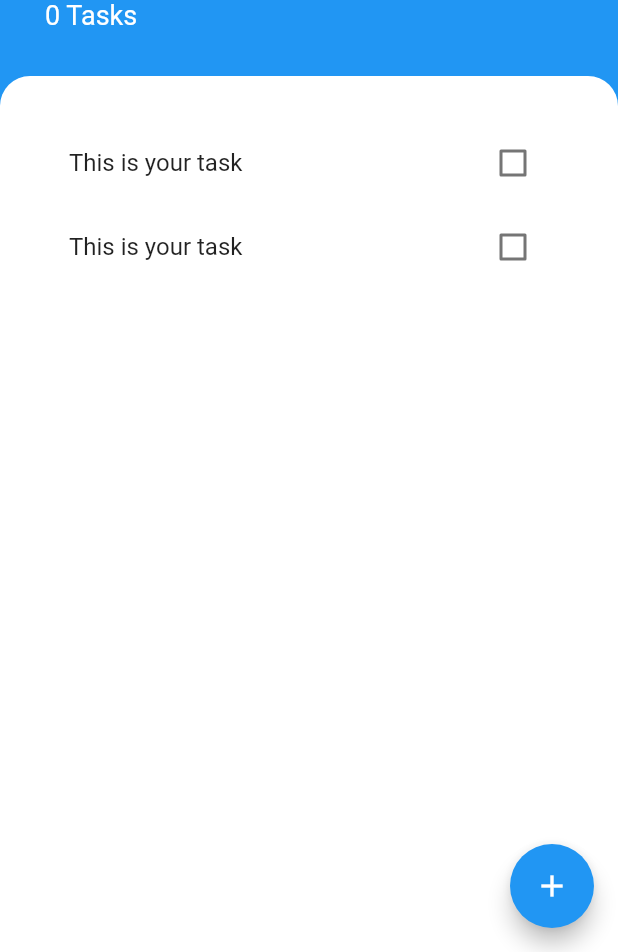
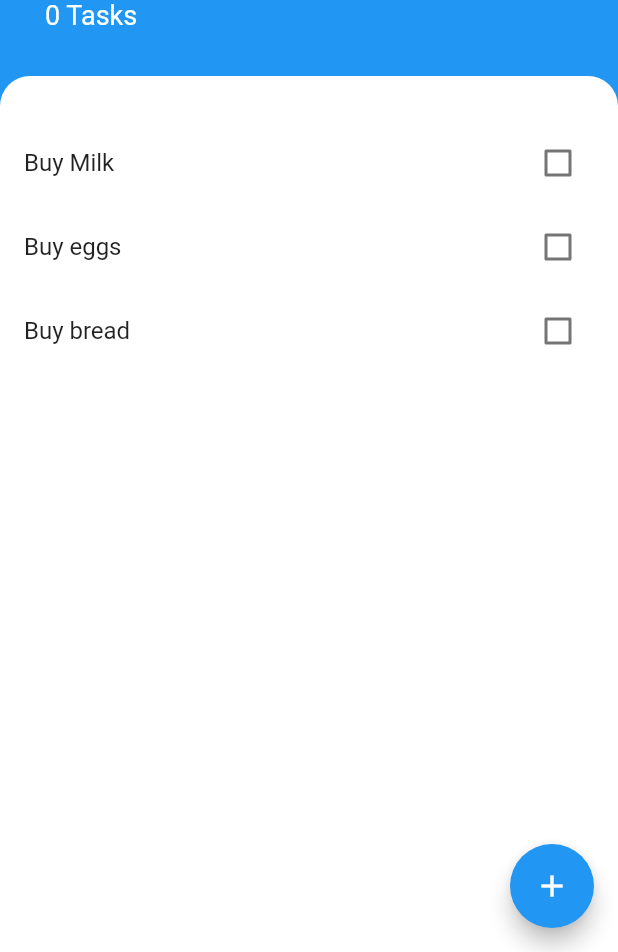
Before and after one commit to Sherry-jsp/todoey, a Flutter app: the screen it shows after launch, on a phone screen of 412 x 824 dp, the part 284-1236 px from its top. Run offline on Flutter 3.47's test engine with Material 2 defaults, Android fonts, the phone set to English and light mode, and no system bars.

Commit message:
Exploring  ListViewBuider

```diff
--- a/lib/models/task.dart
+++ b/lib/models/task.dart
@@ -1,8 +1,8 @@
 class Task {
-  final String? name;
-  late final bool isDone;
+  final String name;
+  bool isDone;
 
-  Task({this.name, this.isDone = false});
+  Task({required this.name,this.isDone = false});
 
   void toggleDone(){
     isDone = !isDone;
--- a/lib/widgets/taskList.dart
+++ b/lib/widgets/taskList.dart
@@ -3,22 +3,37 @@ import 'taskTile.dart';
 import 'package:todoey_app/models/task.dart';
 
 class TaskList extends StatefulWidget {
+  const TaskList({super.key});
+
   @override
   State<TaskList> createState() => _TaskListState();
 }
 
 class _TaskListState extends State<TaskList> {
-  List<Task> task =[
+  List<Task> task = [
+    Task(name: 'Buy Milk'),
+    Task(name: 'Buy eggs'),
+    Task(name: 'Buy bread'),
   ];
 
   @override
   Widget build(BuildContext context) {
-    return ListView(
-      padding: const EdgeInsets.symmetric(vertical: 30.0, horizontal: 30.0),
-      children: [
-        TaskTile(),
-        TaskTile()
-      ],
+    return ListView.builder(
+      padding: const EdgeInsets.symmetric(vertical: 30.0),
+      itemBuilder: (context, index) {
+        return TaskTile(
+            isChecked: task[index].isDone,
+            taskTitle: task[index].name,
+            checkboxCallback: (checkboxState) {
+              if (checkboxState != null) {
+                setState(() {
+                    task[index].isDone = checkboxState;
+                  },
+                );
+              }
+            });
+      },
+      itemCount: task.length,
     );
   }
 }
--- a/lib/widgets/taskTile.dart
+++ b/lib/widgets/taskTile.dart
@@ -1,45 +1,25 @@
 import 'package:flutter/material.dart';
 
-class TaskTile extends StatefulWidget {
-  @override
-  State<TaskTile> createState() => _TaskTileState();
-}
-
-class _TaskTileState extends State<TaskTile> {
-  bool isChecked = false;
+class TaskTile extends StatelessWidget {
+  final bool isChecked;
+  final String taskTitle;
+  final Function(bool?)? checkboxCallback;
+  TaskTile({required this.isChecked,required this.taskTitle,this.checkboxCallback});
 
   @override
   Widget build(BuildContext context) {
     return ListTile(
       title: Text(
-        'This is your task',
+        taskTitle,
         style: TextStyle(
           decoration: isChecked ? TextDecoration.lineThrough : null,
         ),
       ),
-      trailing: TaskCheckBox(
-          checkBoxState: isChecked,
-          toggleCheckBox: (bool? checkboxState) {
-            setState(() {
-              isChecked = checkboxState!;
-            });
-          }),
+      trailing: Checkbox(
+        activeColor: Colors.lightBlueAccent,
+        value: isChecked,
+        onChanged:checkboxCallback,//toggleCheckBox,
+      ),
     );
   }
 }
-
-class TaskCheckBox extends StatelessWidget {
-  late final bool checkBoxState;
-  final Function(bool?) toggleCheckBox;
-
-  TaskCheckBox({required this.checkBoxState, required this.toggleCheckBox});
-
-  @override
-  Widget build(BuildContext context) {
-    return Checkbox(
-      value: checkBoxState,
-      activeColor: Colors.lightBlueAccent,
-      onChanged: toggleCheckBox,
-    );
-  }
-}
```
